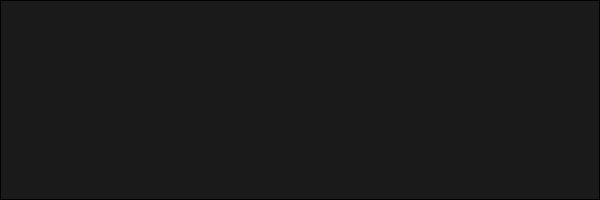
RZFD12/BIRD_DETECTOR, file templatecase.ui: the form before one commit.
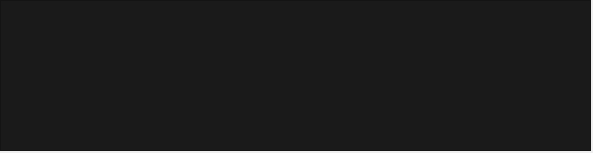
The form after the commit.

Commit message: ui fixes (shadow build ON)

```diff
--- a/templatecase.ui
+++ b/templatecase.ui
@@ -6,8 +6,8 @@
    <rect>
     <x>0</x>
     <y>0</y>
-    <width>600</width>
-    <height>200</height>
+    <width>593</width>
+    <height>153</height>
    </rect>
   </property>
   <property name="windowTitle">
@@ -18,8 +18,8 @@
     <rect>
      <x>0</x>
      <y>0</y>
-     <width>600</width>
-     <height>200</height>
+     <width>591</width>
+     <height>151</height>
     </rect>
    </property>
    <property name="sizePolicy">
@@ -32,7 +32,7 @@
     <string notr="true">background-color: rgb(26, 26, 26);</string>
    </property>
    <property name="frameShape">
-    <enum>QFrame::Box</enum>
+    <enum>QFrame::StyledPanel</enum>
    </property>
    <property name="frameShadow">
     <enum>QFrame::Plain</enum>
@@ -48,8 +48,8 @@
      <rect>
       <x>0</x>
       <y>0</y>
-      <width>598</width>
-      <height>198</height>
+      <width>589</width>
+      <height>149</height>
      </rect>
     </property>
    </widget>
```
The commit also changes 4 other files.
